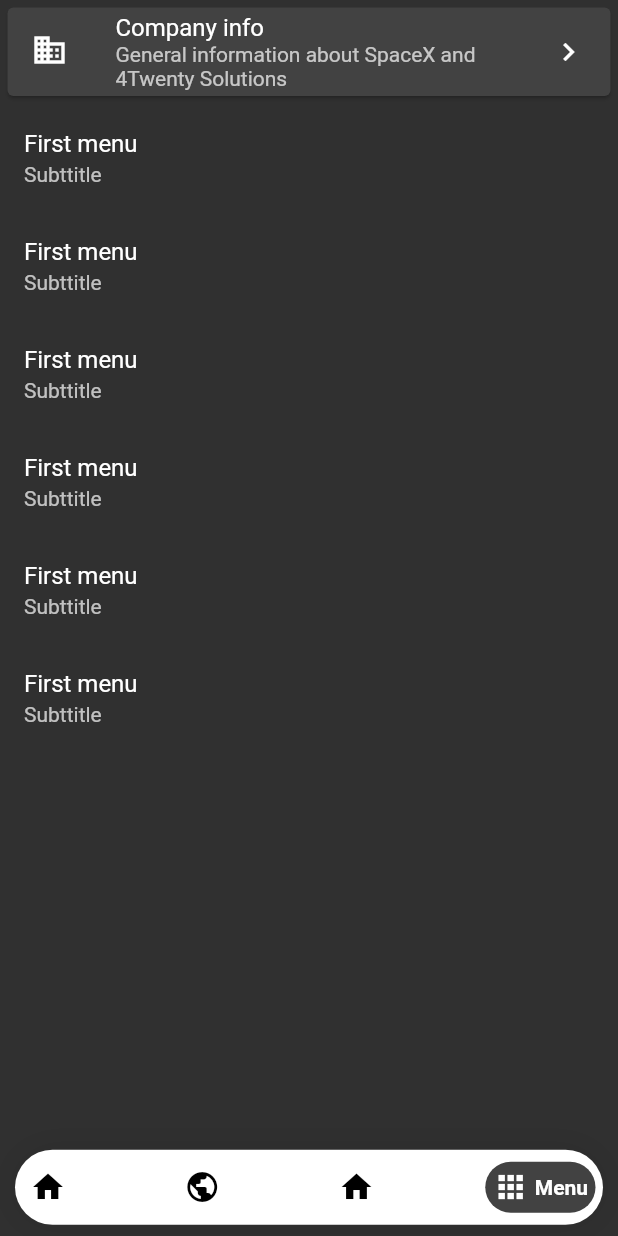
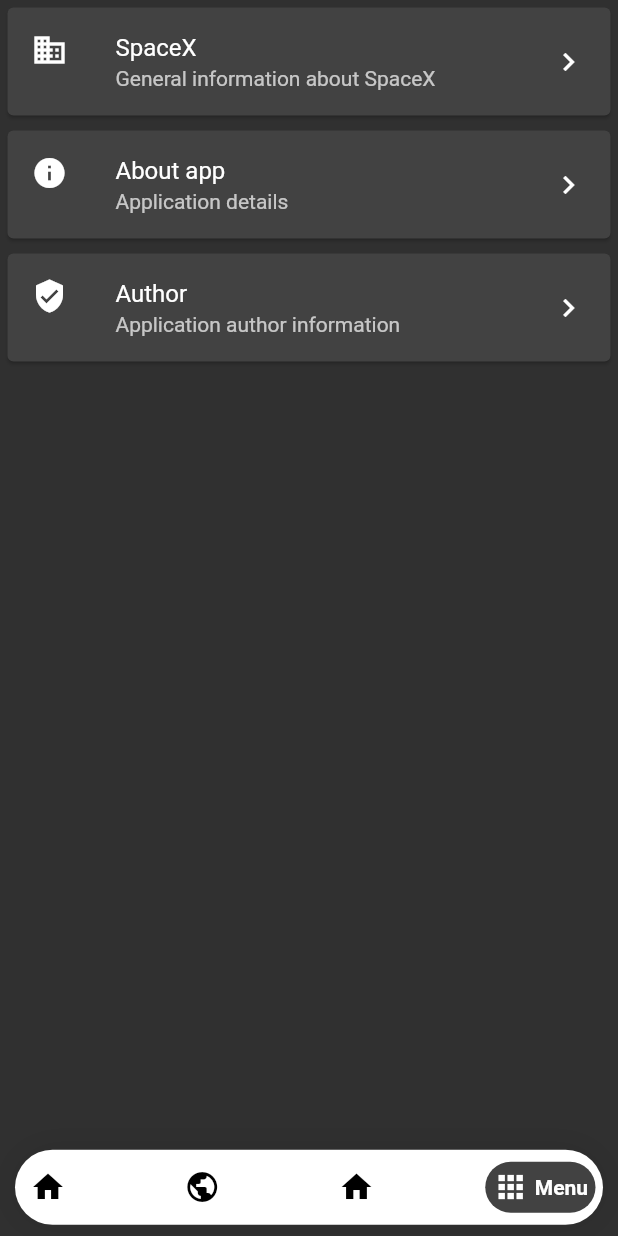
Before and after one commit to stepkillah/spacex_flutter, a Flutter app: the screen it shows after launch, swiped to page 4, on a phone screen of 412 x 824 dp. Run offline on Flutter 3.47's test engine with Material 2 defaults, Android fonts, the phone set to English and light mode, and no system bars; drawn by our look-alikes of google_nav_bar; our stand-ins replace flutter_cache_manager, flutter_linkify, shimmer; network calls fail.

Commit message:
initial home page and display next/latest launch

```diff
--- a/lib/main.dart
+++ b/lib/main.dart
@@ -1,17 +1,23 @@
 import 'package:flutter/material.dart';
 import 'package:flutter_spacex/pageRoutes.dart';
-import 'package:flutter_spacex/screens/home.dart';
+import 'package:flutter_spacex/screens/home/home.dart';
+import 'package:flutter_spacex/screens/launches/launch_details.dart';
+import 'package:flutter_spacex/screens/launches/main_launches.dart';
 import 'package:flutter_spacex/screens/menu.dart';
 import 'package:flutter_spacex/screens/rootPage.dart';
 import 'package:flutter_spacex/screens/info/companyInfo.dart';
+import 'package:intl/intl.dart';
 
 final routes = <String, WidgetBuilder>{
   PageRoutes.companyInfo: (BuildContext context) => CompanyInfo(),
   PageRoutes.home: (BuildContext context) => MyHomePage(),
-  PageRoutes.menu: (BuildContext context) => SideMenu()
+  PageRoutes.menu: (BuildContext context) => SideMenu(),
+  PageRoutes.launchDetails: (BuildContext context) => LaunchDetailsPage(),
+  PageRoutes.launches: (BuildContext context) => LaunchesList(),
 };
 
 void main() {
+  Intl.defaultLocale = 'en_US';
   runApp(SpaceXApp());
 }
 
--- a/lib/pageRoutes.dart
+++ b/lib/pageRoutes.dart
@@ -1,9 +1,13 @@
+import 'package:flutter_spacex/screens/home/home.dart';
 import 'package:flutter_spacex/screens/info/companyInfo.dart';
-import 'package:flutter_spacex/screens/home.dart';
+import 'package:flutter_spacex/screens/launches/launch_details.dart';
+import 'package:flutter_spacex/screens/launches/main_launches.dart';
 import 'package:flutter_spacex/screens/menu.dart';
 
 class PageRoutes {
- static const String home = MyHomePage.routeName;
- static const String companyInfo = CompanyInfo.routeName;
- static const String menu = SideMenu.routeName;
+  static const String home = MyHomePage.routeName;
+  static const String companyInfo = CompanyInfo.routeName;
+  static const String menu = SideMenu.routeName;
+  static const String launches = LaunchesList.routeName;
+  static const String launchDetails = LaunchDetailsPage.routeName;
 }
--- /dev/null
+++ b/lib/screens/launches/launch_details.dart
@@ -0,0 +1,22 @@
+import 'package:flutter/material.dart';
+
+class LaunchDetailsPage extends StatefulWidget {
+  static const String routeName = '/launches/details';
+
+  @override
+  State<StatefulWidget> createState() => _LaunchDetailsState();
+}
+
+class _LaunchDetailsState extends State<LaunchDetailsPage> {
+  @override
+  Widget build(BuildContext context) {
+    return Scaffold(
+      appBar: AppBar(
+        title: Text("Launch details"),
+      ),
+      body: Container(
+        child: Text("Launch details page"),
+      ),
+    );
+  }
+}
--- a/lib/screens/menu.dart
+++ b/lib/screens/menu.dart
@@ -19,34 +19,43 @@ class SideMenu extends StatelessWidget {
             child: ListTile(
               leading: Icon(Icons.domain),
               trailing: Icon(Icons.chevron_right),
-              title: Text("Company info"),
-              subtitle: Text("General information about SpaceX and 4Twenty Solutions"),
+              title: Text("SpaceX"),
+              subtitle: Text(
+                  "General information about SpaceX"),
             ),
           ),
         ),
-        ListTile(
-          title: Text("First menu"),
-          subtitle: Text("Subttitle"),
+        Card(
+          margin: EdgeInsets.symmetric(horizontal: 5.0, vertical: 5.0),
+          child: InkWell(
+            splashColor: Colors.blue.withAlpha(30),
+            onTap: () {
+              print('Card tapped.');
+              Navigator.of(context).pushNamed(PageRoutes.companyInfo);
+            },
+            child: ListTile(
+              leading: Icon(Icons.info),
+              trailing: Icon(Icons.chevron_right),
+              title: Text("About app"),
+              subtitle: Text("Application details"),
+            ),
+          ),
         ),
-        ListTile(
-          title: Text("First menu"),
-          subtitle: Text("Subttitle"),
-        ),
-        ListTile(
-          title: Text("First menu"),
-          subtitle: Text("Subttitle"),
-        ),
-        ListTile(
-          title: Text("First menu"),
-          subtitle: Text("Subttitle"),
-        ),
-        ListTile(
-          title: Text("First menu"),
-          subtitle: Text("Subttitle"),
-        ),
-        ListTile(
-          title: Text("First menu"),
-          subtitle: Text("Subttitle"),
+        Card(
+          margin: EdgeInsets.symmetric(horizontal: 5.0, vertical: 5.0),
+          child: InkWell(
+            splashColor: Colors.blue.withAlpha(30),
+            onTap: () {
+              print('Card tapped.');
+              Navigator.of(context).pushNamed(PageRoutes.companyInfo);
+            },
+            child: ListTile(
+              leading: Icon(Icons.verified_user),
+              trailing: Icon(Icons.chevron_right),
+              title: Text("Author"),
+              subtitle: Text("Application author information"),
+            ),
+          ),
         ),
       ],
     );
--- a/lib/screens/rootPage.dart
+++ b/lib/screens/rootPage.dart
@@ -1,7 +1,8 @@
 import 'package:flutter/material.dart';
-import 'package:flutter_spacex/screens/home.dart';
+import 'package:flutter_spacex/screens/launches/main_launches.dart';
 import 'package:flutter_spacex/widgets/bottomMenu.dart';
 
+import 'home/home.dart';
 import 'menu.dart';
 
 class RootPage extends StatefulWidget {
@@ -17,7 +18,7 @@ class _RootPageState extends State<RootPage> {
   void initState() {
     super.initState();
     homePages.add(MyHomePage());
-    homePages.add(Text("Second tab"));
+    homePages.add(LaunchesList());
     homePages.add(Text("Third tab"));
     homePages.add(SideMenu());
   }
--- a/pubspec.yaml
+++ b/pubspec.yaml
@@ -29,6 +29,7 @@ dependencies:
   flutter_linkify: ^3.1.3
   url_launcher: ^5.4.10
   flutter_cache_manager: ^1.3.0
+  intl: ^0.16.1
 
 
 
```
Also changed, not shown: lib/data/launchDto.dart (added, +97 -0 lines), lib/data/rocketDto.dart (added, +142 -0 lines), lib/screens/home/home.dart (renamed from lib/screens/home.dart, +30 -3 lines), lib/screens/home/widgets/latestLaunchCard.dart (added, +41 -0 lines), lib/screens/home/widgets/launchContent.dart (added, +42 -0 lines), lib/screens/home/widgets/nextLaunchCard.dart (added, +53 -0 lines), lib/screens/launches/main_launches.dart (added, +45 -0 lines), lib/services/spacex_api.dart (+25 -8 lines), pubspec.lock.
